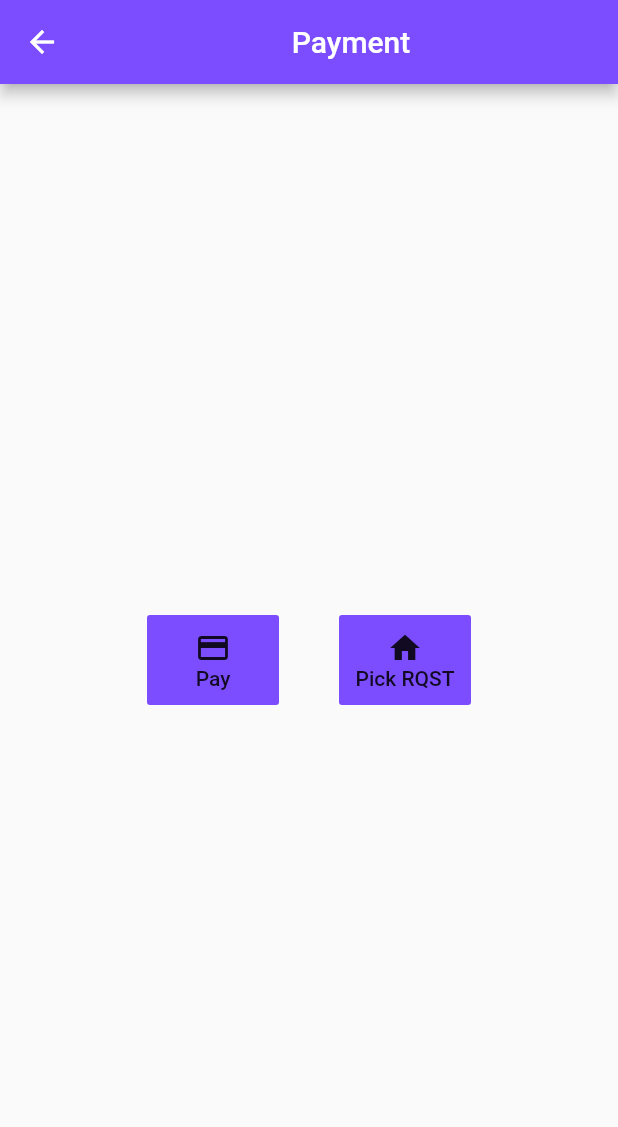
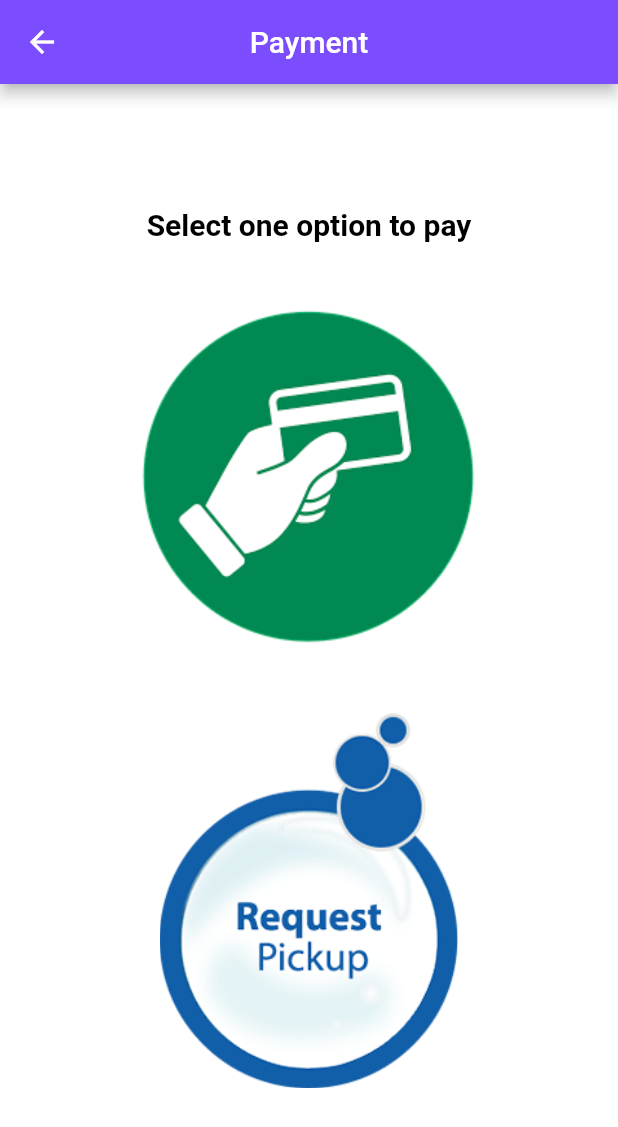
Before and after one commit to viveky259259/emi_engagement, a Flutter app: the Payhome screen opened by its route, on a phone screen of 412 x 824 dp. Shown: the top 1127 px of the screen. Run offline on Flutter 3.47's test engine with Material 2 defaults, Android fonts, the phone set to English and light mode, and no system bars; our stand-ins replace bubble_bottom_bar, circular_profile_avatar, cloud_firestore, connectivity, firebase_auth, shared_preferences; missing offline and left inert: achievement_view, gradient_text; accounts and stored records are empty.

```diff
--- a/lib/chat_bot/chat.bot.ui.dart
+++ b/lib/chat_bot/chat.bot.ui.dart
@@ -61,7 +61,7 @@ class _ChatBotUiState extends State<ChatBotUi>
   Widget build(BuildContext context) {
     return Scaffold(
       resizeToAvoidBottomPadding: true,
-      appBar: CommonAppBar.getCommonAppBar("Assistant"),
+      appBar: CommonAppBar.getCommonAppBar("Assistant",bgColor: ColorConstants.messageCardGradient2),
       body: Column(
         mainAxisAlignment: MainAxisAlignment.spaceBetween,
         children: <Widget>[
--- a/lib/payment/payment_home.dart
+++ b/lib/payment/payment_home.dart
@@ -1,3 +1,4 @@
+import 'package:emi_engagement/constants/textstyles.constants.dart';
 import 'package:flutter/material.dart';
 
 class Payhome extends StatefulWidget {
@@ -6,51 +7,72 @@ class Payhome extends StatefulWidget {
 }
 
 class _PayhomeState extends State<Payhome> {
+  final GlobalKey<ScaffoldState> _scaffoldKey = new GlobalKey<ScaffoldState>();
+
   @override
-  Widget build(BuildContext context) {
+  Widget build(BuildContext context1) {
     return Scaffold(
+      key: _scaffoldKey,
+      appBar: AppBar(
+        backgroundColor: Colors.deepPurpleAccent,
+        centerTitle: true,
+        title: Text(
+          "Payment",
+        ),
+      ),
       body: Container(
-        child: Center(
-          child: Row(
-            crossAxisAlignment: CrossAxisAlignment.start,
+        color: Colors.white,
+        alignment: Alignment.center,
+        child: Column(
+          crossAxisAlignment: CrossAxisAlignment.center,
           mainAxisAlignment: MainAxisAlignment.center,
           children: <Widget>[
+            Text(
+              "Select one option to pay",
+              style: TextStyleConstants.mediumBoldText,
+            ),
+            SizedBox(height: 16),
             FlatButton(
-                onPressed: () => {},
-                color: Colors.deepPurpleAccent[200],
-                padding: EdgeInsets.all(10.0),
-                child: Column(
-                  mainAxisSize: MainAxisSize.min,
-                  // Replace with a Row for horizontal icon + text
-                  children: <Widget>[Icon(Icons.payment), Text("Pay")],
+              onPressed: () {
+
+                _scaffoldKey.currentState.showSnackBar(new SnackBar(
+                  duration: Duration(seconds: 10),
+                    content: new Text("Redirecting...")));
+              },
+              padding: EdgeInsets.all(16),
+              child: Container(
+                padding: EdgeInsets.all(16),
+                width: MediaQuery.of(context).size.width,
+                height: 250,
+                decoration: BoxDecoration(
+                    color: Colors.white,
+                    borderRadius: BorderRadius.all(Radius.circular(45)),
+                    image: DecorationImage(
+                        image: AssetImage("assets/pay_online.png"))),
               ),
             ),
-             SizedBox(width: 40),
             FlatButton(
+              onPressed: () {
 
-                onPressed: () => {},
-                color: Colors.deepPurpleAccent[200],
-                padding: EdgeInsets.all(10.0),
-                child: Column(
-                    mainAxisSize: MainAxisSize.min,
-                  // Replace with a Row for horizontal icon + text
-                  children: <Widget>[Icon(Icons.home
-                  ), Text("Pick RQST")],
+                _scaffoldKey.currentState.showSnackBar(new SnackBar(
+                    duration: Duration(seconds: 10),
+                    content: new Text("Thanks for choosing pickup facility. Our executive will visit in 2 days")));
+              },
+              padding: EdgeInsets.all(16),
+              child: Container(
+                padding: EdgeInsets.all(16),
+                width: MediaQuery.of(context).size.width,
+                height: 250,
+                decoration: BoxDecoration(
+                    color: Colors.white,
+                    borderRadius: BorderRadius.all(Radius.circular(45)),
+                    image: DecorationImage(
+                        image: AssetImage("assets/requestpickup.png"))),
               ),
             ),
           ],
         ),
       ),
-      ),
-      appBar: AppBar(
-        backgroundColor: Colors.deepPurpleAccent,
-        title: Center(
-          child: Text(
-            "Payment",
-            textAlign: TextAlign.center,
-          ),
-        ),
-      ),
     );
   }
 }
```
Also changed, not shown: lib/constants/colors.constants.dart (+5 -5 lines), lib/loan/loan.description.dart (+50 -1 lines), assets/pay_online.png (added), assets/requestpickup.png (added). Lines whose indentation alone changed are shown as unchanged.
